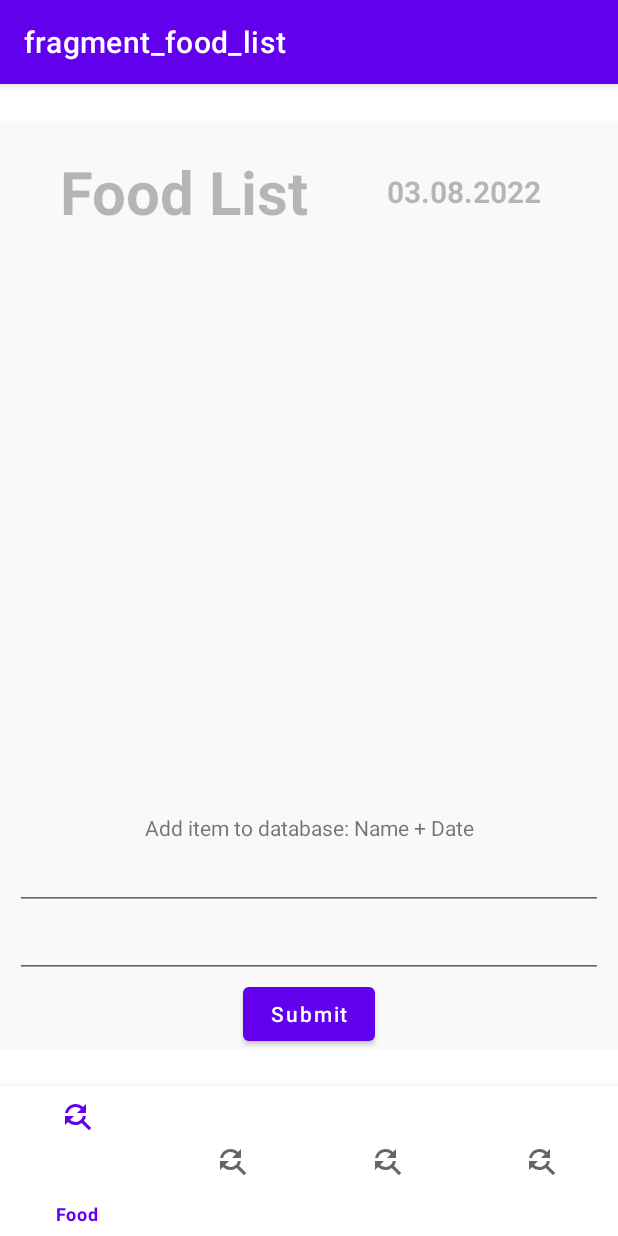
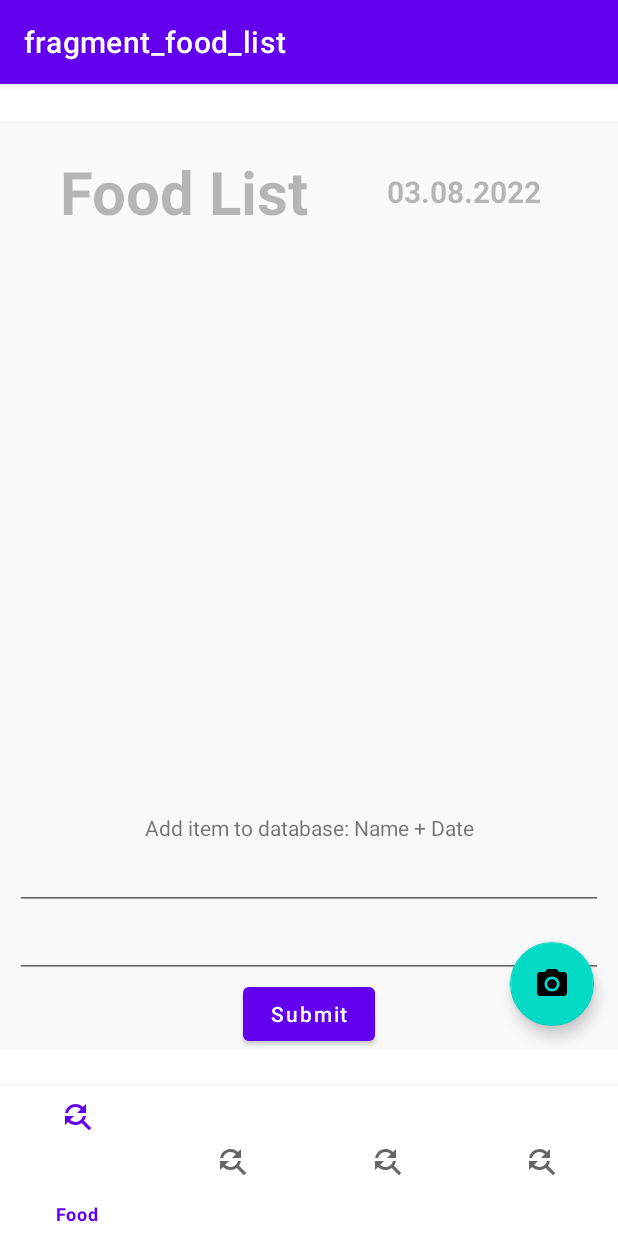
Before and after one commit to AndreiDanRata/FoodSaver, an Android app: the FoodListFragment screen opened directly, with no data from a screen before it, on a phone screen of 412 x 824 dp. Run offline under Robolectric (Android 15) with nearby library versions, the phone set to English and light mode, and no system bars; our stand-ins replace Firebase (no records; nobody signed in at launch, a user with empty details on screens opened directly), navigation-ui.

Commit message:
-Implemented barcode scanner + Qr code scanner (used ML Kit provided by Google) -Added Floating Action Button to access the camera(in the FoodListFragment.kt)

```diff
--- a/app/src/main/java/com/example/finalyearproject/ui/foodlist/FoodListFragment.kt
+++ b/app/src/main/java/com/example/finalyearproject/ui/foodlist/FoodListFragment.kt
@@ -1,6 +1,7 @@
 package com.example.finalyearproject.ui.foodlist
 
 
+import android.content.Intent
 import android.icu.text.SimpleDateFormat
 import android.os.Bundle
 import android.util.Log
@@ -10,16 +11,17 @@ import android.view.ViewGroup
 import android.widget.*
 import androidx.fragment.app.Fragment
 import androidx.recyclerview.widget.LinearLayoutManager
+import com.example.finalyearproject.BarcodeScannerActivity
+import com.example.finalyearproject.MainActivity
+import com.example.finalyearproject.R
 import com.example.finalyearproject.adapters.FoodListRecyclerAdapter
-import com.example.finalyearproject.R
 import com.example.finalyearproject.models.FoodItemModel
-
+import com.google.android.material.snackbar.Snackbar
 import com.google.firebase.database.DatabaseReference
 import com.google.firebase.database.ktx.database
 import com.google.firebase.ktx.Firebase
 import kotlinx.android.synthetic.main.fragment_food_list.view.*
 import java.util.*
-
 
 
 class FoodListFragment : Fragment() {
@@ -61,6 +63,7 @@ class FoodListFragment : Fragment() {
 
         }
 
+        camera_fab()
 
         readDatabase()
         setDate()
@@ -101,6 +104,18 @@ class FoodListFragment : Fragment() {
         mView.food_recyclerview.adapter = FoodListRecyclerAdapter(foodList)         //TODO Make card dissaper 3 seconds after clicked(also include cancel if clicked again)
     }
 
+    private fun camera_fab() {
+        val fab: View = mView.findViewById(R.id.Camera_Fab)
+        fab.setOnClickListener { view ->
+            /*Snackbar.make(view, "Snackbar", Snackbar.LENGTH_LONG)
+                .setAction("Action", null)
+                .show()*/
+
+
+            startActivity(Intent(activity, BarcodeScannerActivity::class.java))
+        }
+    }
+
     private fun readDatabase() {
 
         database.child("foodItems").get().addOnSuccessListener {
--- a/app/src/main/java/com/example/finalyearproject/ui/login/LoginActivity.kt
+++ b/app/src/main/java/com/example/finalyearproject/ui/login/LoginActivity.kt
@@ -7,6 +7,7 @@ import android.util.Log
 import android.widget.Button
 import android.widget.EditText
 import android.widget.Toast
+import com.example.finalyearproject.BarcodeScannerActivity
 import com.example.finalyearproject.MainActivity
 import com.example.finalyearproject.R
 import com.google.firebase.auth.FirebaseAuth
@@ -31,7 +32,7 @@ class LoginActivity : AppCompatActivity() {
 
         val login_button = findViewById<Button>(R.id.login_button)
         login_button.setOnClickListener {
-            //loginUser()
+            //loginUser()  //TODO USE THIS IN REAL ENV
             startActivity(Intent(this,MainActivity::class.java))
         }
 
--- a/app/src/main/java/com/example/finalyearproject/util/Constants.kt
+++ b/app/src/main/java/com/example/finalyearproject/util/Constants.kt
@@ -3,7 +3,8 @@ package com.example.finalyearproject.util
 class Constants {
 
     companion object {
-        const val API_KEY_URL ="https://api.barcodelookup.com/v3/products?barcode=9780140157376&formatted=y&key=ogdpxpuozu14ssaap5vqw4akzwqyl3 "//TODO ADD THE A
-        const val BASE_URL = " "
+        //api example: https://api.upcdatabase.org/product/0111222333446?apikey=098f6bc22621d_demo_4de4e8326b4f6
+        const val API_KEY ="4368CFAB9E2F2B72DBBDA6EE20DD7877"
+        const val BASE_URL = "https://api.upcdatabase.org/product/"
     }
 }
--- /dev/null
+++ b/app/src/main/res/drawable/ic_baseline_camera.xml
@@ -0,0 +1,6 @@
+<vector android:height="24dp" android:tint="#000000"
+    android:viewportHeight="24" android:viewportWidth="24"
+    android:width="24dp" xmlns:android="http://schemas.android.com/apk/res/android">
+    <path android:fillColor="@android:color/white" android:pathData="M12,12m-3.2,0a3.2,3.2 0,1 1,6.4 0a3.2,3.2 0,1 1,-6.4 0"/>
+    <path android:fillColor="@android:color/white" android:pathData="M9,2L7.17,4L4,4c-1.1,0 -2,0.9 -2,2v12c0,1.1 0.9,2 2,2h16c1.1,0 2,-0.9 2,-2L22,6c0,-1.1 -0.9,-2 -2,-2h-3.17L15,2L9,2zM12,17c-2.76,0 -5,-2.24 -5,-5s2.24,-5 5,-5 5,2.24 5,5 -2.24,5 -5,5z"/>
+</vector>
--- a/app/src/main/res/layout/activity_login.xml
+++ b/app/src/main/res/layout/activity_login.xml
@@ -55,4 +55,5 @@
         app:layout_constraintTop_toBottomOf="@+id/login_button"
         tools:ignore="OnClick" />
 
+
 </androidx.constraintlayout.widget.ConstraintLayout>
--- a/app/src/main/res/layout/fragment_food_list.xml
+++ b/app/src/main/res/layout/fragment_food_list.xml
@@ -80,6 +80,16 @@
         app:layout_constraintStart_toStartOf="parent"
         app:layout_constraintTop_toBottomOf="@+id/FoodItem_EditText" />
 
+    <com.google.android.material.floatingactionbutton.FloatingActionButton
+        android:id="@+id/Camera_Fab"
+        android:layout_width="wrap_content"
+        android:layout_height="wrap_content"
+        android:layout_gravity="end|bottom"
+        android:src="@drawable/ic_baseline_camera"
+        app:layout_constraintBottom_toBottomOf="parent"
+        app:layout_constraintEnd_toEndOf="parent"
+        android:layout_margin="16dp" />
+
     <Button
         android:id="@+id/Dtb_Button"
         android:layout_width="wrap_content"
--- a/build.gradle
+++ b/build.gradle
@@ -6,7 +6,7 @@ buildscript {
         jcenter()
     }
     dependencies {
-        classpath 'com.android.tools.build:gradle:7.2.1'   //gradle build 4.2.1
+        classpath 'com.android.tools.build:gradle:7.2.1'
         classpath "org.jetbrains.kotlin:kotlin-gradle-plugin:1.7.10"
 
         //Firebase
@@ -20,7 +20,7 @@ buildscript {
 allprojects {
     repositories {
         google()
-        jcenter()  // mavenCentral() ?
+        mavenCentral()
     }
 }
 
```
Also changed, not shown: app/build.gradle (+17 -1 lines), app/src/main/AndroidManifest.xml (+12 -4 lines), app/src/main/java/com/example/finalyearproject/BarcodeAnalyzer.kt (added, +50 -0 lines), app/src/main/java/com/example/finalyearproject/BarcodeScannerActivity.kt (added, +142 -0 lines), app/src/main/res/layout/activity_barcode_scanner.xml (added, +13 -0 lines).
